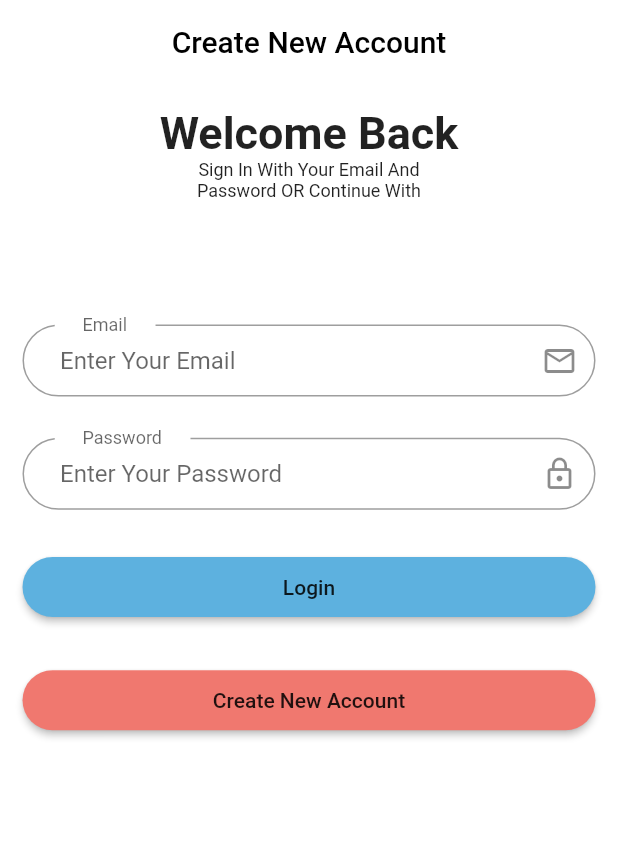
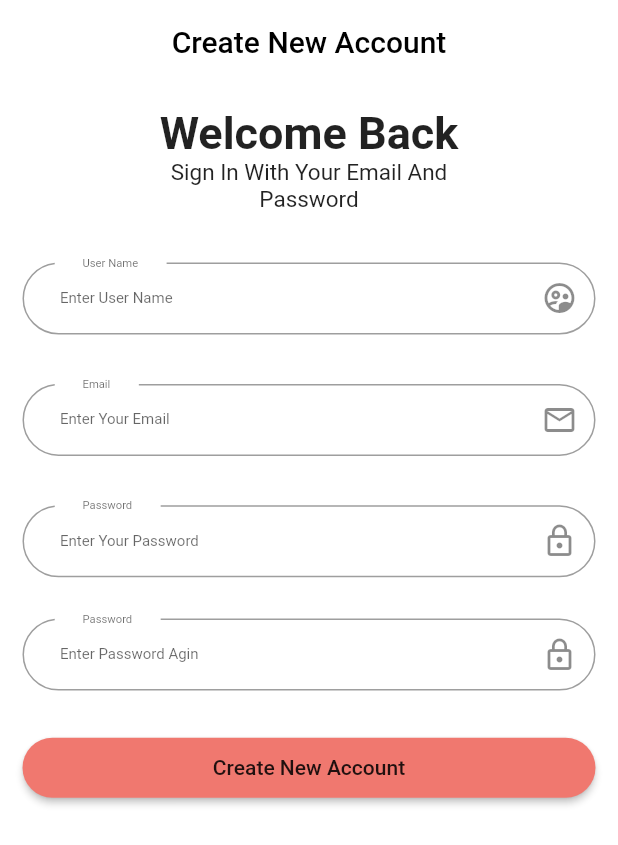
Before and after one commit to MohammadNawasrah/Ecommerce-System, a Flutter app: the Login screen opened by its route, after a tap on "Create New Account", on a phone screen of 412 x 824 dp. Shown: the top 845 px of the screen. Run offline on Flutter 3.47's test engine with Material 2 defaults, Android fonts, the phone set to English and light mode, and no system bars; drawn by our look-alikes of auto_size_text; our stand-ins replace get, shared_preferences; accounts and stored records are empty.

Commit message:
create signUp page and modify login page

```diff
--- a/lib/controller/auth/LoginController.dart
+++ b/lib/controller/auth/LoginController.dart
@@ -2,6 +2,7 @@
 // ignore: file_names
 // ignore_for_file: file_names
 import 'package:ecommercesystem/core/constant/AppRoute.dart';
+import 'package:flutter/material.dart';
 import 'package:get/get.dart';
 
 abstract class LoginController extends GetxController {
@@ -10,6 +11,8 @@ abstract class LoginController extends GetxController {
 }
 
 class LoginControllerImpl extends LoginController {
+  late TextEditingController email;
+  late TextEditingController password;
   @override
   login() {}
 
@@ -17,4 +20,11 @@ class LoginControllerImpl extends LoginController {
   toSignup() {
     Get.toNamed(AppRoute.signup);
   }
+
+  @override
+  void onInit() {
+    email = TextEditingController();
+    password = TextEditingController();
+    super.onInit();
+  }
 }
--- a/lib/controller/auth/SignupController.dart
+++ b/lib/controller/auth/SignupController.dart
@@ -0,0 +1,34 @@
+// ignore: duplicate_ignore
+// ignore: file_names
+// ignore_for_file: file_names
+import 'package:ecommercesystem/core/constant/AppRoute.dart';
+import 'package:flutter/material.dart';
+import 'package:get/get.dart';
+
+abstract class SignupController extends GetxController {
+  login();
+  toSignup();
+}
+
+class SignupControllerImpl extends SignupController {
+  late TextEditingController email;
+  late TextEditingController password;
+  late TextEditingController aginPassword;
+  late TextEditingController userName;
+  @override
+  login() {}
+
+  @override
+  toSignup() {
+    Get.toNamed(AppRoute.signup);
+  }
+
+  @override
+  void onInit() {
+    email = TextEditingController();
+    password = TextEditingController();
+    aginPassword = TextEditingController();
+    userName = TextEditingController();
+    super.onInit();
+  }
+}
--- a/lib/core/localization/Translation.dart
+++ b/lib/core/localization/Translation.dart
@@ -8,34 +8,45 @@ class MyTranslation extends Translations {
   @override
   Map<String, Map<String, String>> get keys => {
         "ar": {
+          //select language page
           "1": "اختر اللغة",
           "2": "عربي",
           "3": "انجليزي",
+          //login page
           "4": "تسجيل الدخول",
-          "5": "مرحبا بعودتك",
-          "6":
-              "قم بتسجيل الدخول باستخدام حساب و رقم سري خاص او اكمل باستخدام مواقع التواصل",
-          "7": "بريد إلكتروني",
-          "8": "ادخل بريد إلكتروني",
-          "9": "ادخل الرقم السري",
-          "10": "الرقم السري",
+          "6": "قم بتسجيل الدخول باستخدام حساب و رقم سري خاص",
           "11": "دخول",
           "12": "انشاء حساب جديد",
+          //signup page
+          "UserN": "اسم المستخدم",
+          "EnterUN": "ادخل اسم المستخدم",
+          "EnterAPassword": "ادخال الرقم السري مرة اخرى",
+          //LS page
+          "5": "مرحبا بعودتك",
+          "Email": "بريد إلكتروني",
+          "EnterE": "ادخل بريد إلكتروني",
+          "EnterP": "ادخل الرقم السري",
+          "Password": "الرقم السري",
         },
         "en": {
           "1": "Choose Language",
           "2": "Arabic",
           "3": "English",
+          //login page
           "4": "Sign In",
-          "5": "Welcome Back",
-          "6":
-              "Sign In With Your Email And\nPassword OR Continue With\nSocial Media ",
-          "7": "Email",
-          "8": "Enter Your Email",
-          "9": "Enter Your Password",
-          "10": "Password",
+          "6": "Sign In With Your Email And\nPassword ",
           "11": "Login",
           "12": "Create New Account",
+          //signup page
+          "UserN": "User Name",
+          "EnterUN": "Enter User Name",
+          "EnterAPassword": "Enter Password Agin",
+          ////LS page
+          "5": "Welcome Back",
+          "Email": "Email",
+          "EnterE": "Enter Your Email",
+          "EnterP": "Enter Your Password",
+          "Password": "Password",
         }
       };
 }
--- a/lib/main.dart
+++ b/lib/main.dart
@@ -26,7 +26,7 @@ class MyApp extends StatelessWidget {
       title: 'Ecommerce System',
       locale: localController.language,
       routes: routes,
-      initialRoute: AppRoute.login,
+      initialRoute: AppRoute.signup,
       theme: ThemeData(primarySwatch: Colors.blue),
       home: const OnBoarding(),
     );
--- a/lib/view/screen/auth/Signup.dart
+++ b/lib/view/screen/auth/Signup.dart
@@ -2,12 +2,11 @@
 // ignore: file_names
 // ignore_for_file: file_names
 import 'package:auto_size_text/auto_size_text.dart';
+import 'package:ecommercesystem/controller/auth/SignupController.dart';
 import 'package:ecommercesystem/core/constant/ScreenSize.dart';
 import 'package:ecommercesystem/view/widget/auth/CustomButtonAuth.dart';
 import 'package:flutter/material.dart';
 import 'package:get/get.dart';
-
-import '../../../core/constant/AppColor.dart';
 import '../../widget/auth/CustomTextBodyAuth.dart';
 import '../../widget/auth/CustomTextTitleAuth.dart';
 import '../../widget/auth/CutomTextFormAuth.dart';
@@ -17,6 +16,7 @@ class Signup extends StatelessWidget {
 
   @override
   Widget build(BuildContext context) {
+    SignupControllerImpl signupControllerImpl = Get.put(SignupControllerImpl());
     return Scaffold(
       appBar: AppBar(
         title: AutoSizeText(
@@ -37,21 +37,30 @@ class Signup extends StatelessWidget {
             Container(
                 margin: const EdgeInsets.symmetric(horizontal: 25),
                 child: CustomTextBodyAuth(title: "6".tr)),
-            SizedBox(height: ScreenSize.heightScreen(context) / 10),
+            SizedBox(height: ScreenSize.heightScreen(context) / 25),
             CustomTextFormAuth(
-                hint: "8".tr,
-                label: "7".tr,
+                textController: signupControllerImpl.userName,
+                hint: "EnterUN".tr,
+                label: "UserN".tr,
+                suffixIconT: const Icon(Icons.supervised_user_circle_outlined)),
+            SizedBox(height: ScreenSize.heightScreen(context) / 25),
+            CustomTextFormAuth(
+                textController: signupControllerImpl.email,
+                hint: "EnterE".tr,
+                label: "Email".tr,
                 suffixIconT: const Icon(Icons.email_outlined)),
+            SizedBox(height: ScreenSize.heightScreen(context) / 25),
+            CustomTextFormAuth(
+                textController: signupControllerImpl.password,
+                hint: "EnterP".tr,
+                label: "Password".tr,
+                suffixIconT: const Icon(Icons.lock_outline)),
             SizedBox(height: ScreenSize.heightScreen(context) / 30),
             CustomTextFormAuth(
-                hint: "9".tr,
-                label: "10".tr,
+                textController: signupControllerImpl.aginPassword,
+                hint: "EnterAPassword".tr,
+                label: "Password".tr,
                 suffixIconT: const Icon(Icons.lock_outline)),
-            SizedBox(height: ScreenSize.heightScreen(context) / 30),
-            CustomButtonAuth(
-                buttonText: "11".tr,
-                onPress: () {},
-                buttonColor: AppColor.primary),
             SizedBox(height: ScreenSize.heightScreen(context) / 30),
             CustomButtonAuth(
                 buttonText: "12".tr,
--- a/lib/view/screen/auth/login.dart
+++ b/lib/view/screen/auth/login.dart
@@ -21,7 +21,7 @@ class Login extends StatelessWidget {
 
   @override
   Widget build(BuildContext context) {
-    LoginController loginController = Get.put(LoginControllerImpl());
+    LoginControllerImpl loginController = Get.put(LoginControllerImpl());
     return Scaffold(
       appBar: AppBar(
         title: AutoSizeText(
@@ -45,13 +45,15 @@ class Login extends StatelessWidget {
                 child: CustomTextBodyAuth(title: "6".tr)),
             SizedBox(height: ScreenSize.heightScreen(context) / 10),
             CustomTextFormAuth(
-                hint: "8".tr,
-                label: "7".tr,
+                textController: loginController.email,
+                hint: "EnterE".tr,
+                label: "Email".tr,
                 suffixIconT: const Icon(Icons.email_outlined)),
             SizedBox(height: ScreenSize.heightScreen(context) / 30),
             CustomTextFormAuth(
-                hint: "9".tr,
-                label: "10".tr,
+                textController: loginController.password,
+                hint: "Password".tr,
+                label: "EnterP".tr,
                 suffixIconT: const Icon(Icons.lock_outline)),
             SizedBox(height: ScreenSize.heightScreen(context) / 30),
             CustomButtonAuth(
--- a/lib/view/widget/auth/CutomTextFormAuth.dart
+++ b/lib/view/widget/auth/CutomTextFormAuth.dart
@@ -8,21 +8,23 @@ class CustomTextFormAuth extends StatelessWidget {
   String hint;
   String label;
   Icon suffixIconT;
-  TextEditingController? controller;
+  TextEditingController? textController;
 
-  CustomTextFormAuth({
-    super.key,
-    required this.hint,
-    required this.label,
-    required this.suffixIconT,
-  });
+  CustomTextFormAuth(
+      {super.key,
+      required this.hint,
+      required this.label,
+      required this.suffixIconT,
+      required this.textController});
 
   @override
   Widget build(BuildContext context) {
     return TextFormField(
-      controller: controller,
+      style: const TextStyle(fontSize: 10),
+      controller: textController,
       decoration: InputDecoration(
           hintText: hint,
+          hintStyle: const TextStyle(fontSize: 10),
           suffixIcon: suffixIconT,
           floatingLabelBehavior: FloatingLabelBehavior.always,
           label: Container(
```
